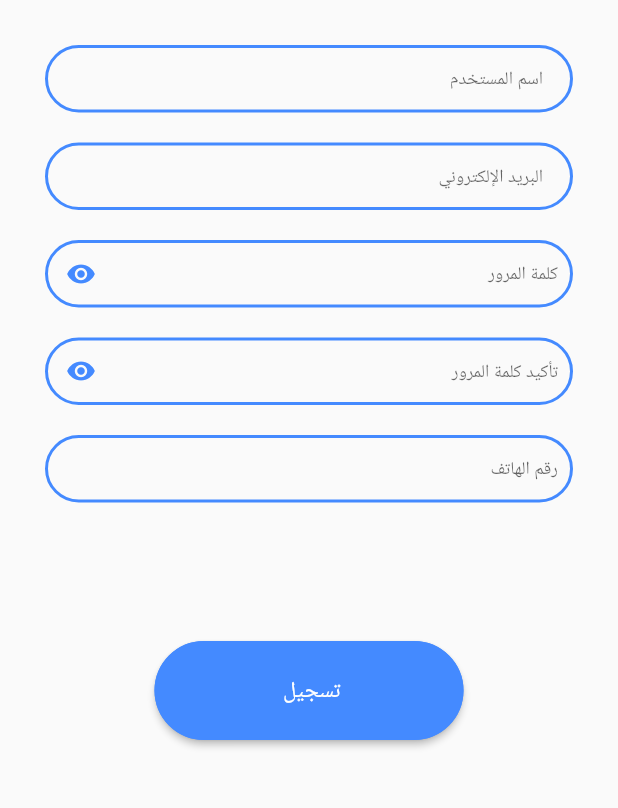
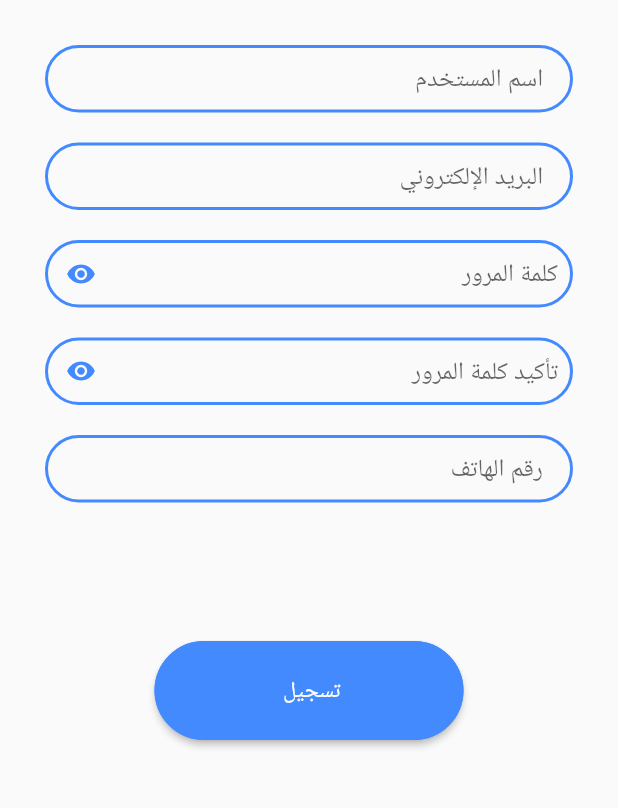
Before and after one commit to Nadaalsamahy/nogo, a Flutter app: the LoginPage widget shown alone on an empty page, opened directly, after a tap on "لا يوجد حساب؟ انشئ واحد الآن", on a phone screen of 412 x 824 dp, the part 300-1108 px from its top. Run offline on Flutter 3.47's test engine with Material 2 defaults, Android fonts, the light colour scheme and no system bars; Roboto replaces fonts that are missing (Cairo).

Commit message:
responsive text

```diff
--- a/lib/RigesterScreen.dart
+++ b/lib/RigesterScreen.dart
@@ -9,6 +9,9 @@ class RegisterScreen extends StatefulWidget {
 class _RegisterScreenState extends State<RegisterScreen> {
   @override
   Widget build(BuildContext context) {
+
+    double width = MediaQuery.of(context).size.width;
+
     return Material(
       child: SafeArea(
 
@@ -52,13 +55,12 @@ class _RegisterScreenState extends State<RegisterScreen> {
 
 //                    suffixIcon: Icon(Icons.person,color: Colors.blueAccent,),
                   ),
-                  style: TextStyle(fontSize: 12),
+                  style: TextStyle(fontSize: width*0.04),
                 ),
               ),
             ),
-            Container(
+            Container(height: 65,              width:  MediaQuery.of(context).size.width*1,
 
-              height:  65,
               child:
               Padding(
                 padding: EdgeInsets.fromLTRB(30,10,30,10),
@@ -67,17 +69,19 @@ class _RegisterScreenState extends State<RegisterScreen> {
 
                 TextField(
 
+
                   textAlign: TextAlign.right,
                   textDirection: TextDirection.ltr,
 
                   decoration: InputDecoration(
-                    hintText: 'البريد الإلكتروني',contentPadding: const EdgeInsets.fromLTRB(20,5.0,20,0),
+                    hintText: 'البريد الإلكتروني',
+                    contentPadding: const EdgeInsets.fromLTRB(20,5.0,20,0),
                     enabledBorder: outlineInputBorder(),
                     focusedBorder:outlineInputBorder() ,
 
 //                    suffixIcon: Icon(Icons.person,color: Colors.blueAccent,),
                   ),
-                  style: TextStyle(fontSize: 12),
+                  style: TextStyle(fontSize: width*0.04),
                 ),
               ),
             ),    Container(
@@ -94,7 +98,7 @@ class _RegisterScreenState extends State<RegisterScreen> {
                     focusedBorder:outlineInputBorder() ,
                     prefixIcon: Icon(Icons.remove_red_eye,color: Colors.blueAccent,size: 20,),
                   ),
-                  style: TextStyle(fontSize: 12),
+                  style: TextStyle(fontSize: width*0.04),
                 ),
               ),
 
@@ -120,8 +124,9 @@ class _RegisterScreenState extends State<RegisterScreen> {
 
     prefixIcon: Icon(Icons.remove_red_eye,color: Colors.blueAccent,size: 20,),
   ),
-                  style: TextStyle(fontSize: 12),
+  style: TextStyle(fontSize: width*0.04),
 ),
+
               ),
             ),
             Container(
@@ -133,13 +138,13 @@ class _RegisterScreenState extends State<RegisterScreen> {
                   textAlign: TextAlign.right,
                   obscureText: true,
                   decoration: InputDecoration(
-                 hintText: 'رقم الهاتف  ',contentPadding: const EdgeInsets.fromLTRB(10,15,10,0),focusColor: Colors.orange,
+                 hintText: 'رقم الهاتف  ',contentPadding: const EdgeInsets.fromLTRB(20,5.0,20,0),focusColor: Colors.orange,
                     enabledBorder: outlineInputBorder(),
                     focusedBorder:outlineInputBorder() ,
 
 //                    prefixIcon: Icon(Icons.remove_red_eye,color: Colors.blueAccent,size: 20,),
                   ),
-                  style: TextStyle(fontSize: 12),
+                  style: TextStyle(fontSize: width*0.04),
                 ),
               ),
 
--- a/lib/loginScreen.dart
+++ b/lib/loginScreen.dart
@@ -10,6 +10,7 @@ class LoginPage extends StatefulWidget {
 class _LoginPageState extends State<LoginPage> {
   @override
   Widget build(BuildContext context) {
+    double width = MediaQuery.of(context).size.width;
     return Material(
       child: SafeArea(
 
@@ -53,7 +54,7 @@ width: 200,
 
 //                    suffixIcon: Icon(Icons.person,color: Colors.blueAccent,),
                 ),
-                style: TextStyle(fontSize: 12),
+                style: TextStyle(fontSize: width*0.04),
               ),
             ),
           ),
@@ -71,7 +72,7 @@ width: 200,
                   focusedBorder:outlineInputBorder() ,
                   prefixIcon: Icon(Icons.remove_red_eye,color: Colors.blueAccent,size: 20,),
                 ),
-                style: TextStyle(fontSize: 12),
+                style: TextStyle(fontSize: width*0.04),
               ),
             ),),
 
@@ -79,12 +80,12 @@ width: 200,
         GestureDetector(
 
           child:     Text("نسيت كلمة المرور ؟",
-          style: TextStyle(fontSize: 12,color: Colors.orange),
+          style: TextStyle(fontSize: width*0.04,color: Colors.orange),
         ),),
           GestureDetector(
 
             child: Text("لا يوجد حساب؟ انشئ واحد الآن  ",
-              style: TextStyle(fontSize: 12,color: Colors.blueGrey),
+              style: TextStyle(fontSize: width*0.04,color: Colors.blueGrey),
             ),
             onTap: (){
 
@@ -105,7 +106,7 @@ width: 200,
               shape: loginOutlineInputBorder(),
 
               child: Text("تسجيل الدخول "
-                ,style: TextStyle(fontSize: 15,color: Colors.white),
+                ,style: TextStyle(fontSize: width*0.04,color: Colors.white),
                 textAlign: TextAlign.center,
 
               ),
```
Lines whose indentation alone changed are shown as unchanged.
